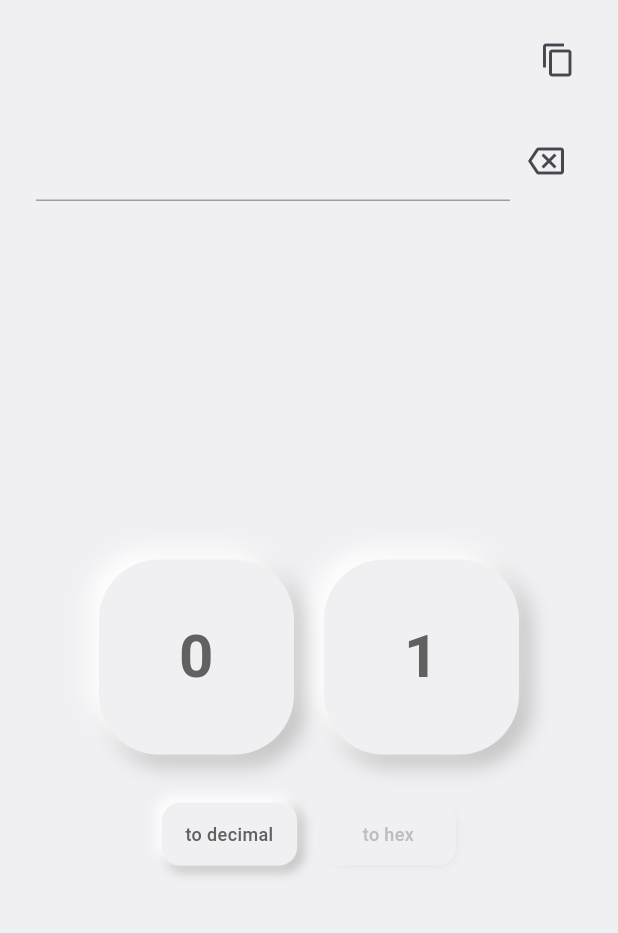
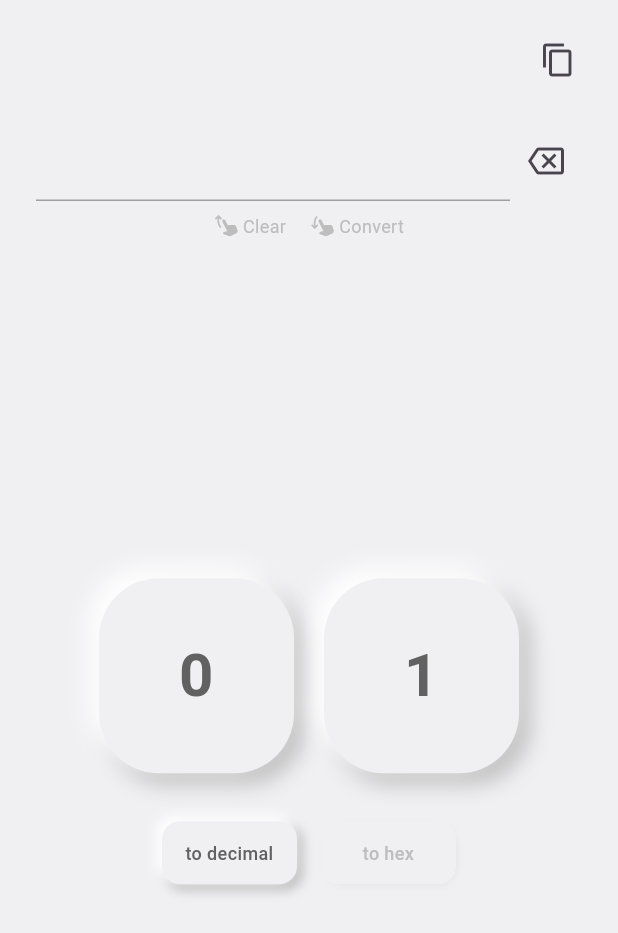
Before and after one commit to itumo-arigatone/simple_binary_converter, a Flutter app: the screen it shows after launch, on a phone screen of 412 x 824 dp. Shown: the top 933 px of the screen. Run offline on Flutter 3.47's test engine with Material 3 defaults, Android fonts, the phone set to English and light mode, and no system bars; our stand-ins replace google_mobile_ads; network calls fail.

Commit message:
feat: スワイプ操作のヒントを追加
入力エリアの下にスワイプ操作のヒントを表示
- 上スワイプ: Clear
- 下スワイプ: Convert

```diff
--- a/lib/main.dart
+++ b/lib/main.dart
@@ -315,7 +315,9 @@ class _ConverterPageState extends State<ConverterPage> {
   }
 
   Widget _buildInputArea() {
-    return Container(
+    return Column(
+      children: [
+        Container(
           padding: const EdgeInsets.symmetric(horizontal: 24),
           child: Row(
             children: [
@@ -341,6 +343,28 @@ class _ConverterPageState extends State<ConverterPage> {
               ),
             ],
           ),
+        ),
+        // スワイプヒント
+        Padding(
+          padding: const EdgeInsets.only(top: 8),
+          child: Row(
+            mainAxisAlignment: MainAxisAlignment.center,
+            children: [
+              Icon(Icons.swipe_up, size: 16, color: Colors.grey.shade400),
+              Text(
+                " Clear",
+                style: TextStyle(fontSize: 12, color: Colors.grey.shade400),
+              ),
+              const SizedBox(width: 16),
+              Icon(Icons.swipe_down, size: 16, color: Colors.grey.shade400),
+              Text(
+                " Convert",
+                style: TextStyle(fontSize: 12, color: Colors.grey.shade400),
+              ),
+            ],
+          ),
+        ),
+      ],
     );
   }
 }
```
Lines whose indentation alone changed are shown as unchanged.
